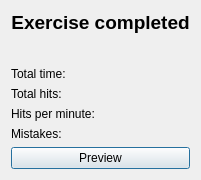
The window that ui/levelsummary.ui (Open-Typer/Open-Typer) describes before a commit, drawn with Qt 5.
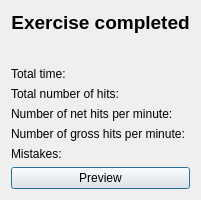
The same window after the commit.

Commit message: ui: levelsummary: Add number of gross hits per minute

The edit to the form file:
```diff
--- a/ui/levelsummary.ui
+++ b/ui/levelsummary.ui
@@ -17,7 +17,36 @@
    <property name="sizeConstraint">
     <enum>QLayout::SetFixedSize</enum>
    </property>
-   <item row="5" column="0">
+   <item row="4" column="0">
+    <widget class="QLabel" name="netHitsLabel">
+     <property name="sizePolicy">
+      <sizepolicy hsizetype="Preferred" vsizetype="Fixed">
+       <horstretch>0</horstretch>
+       <verstretch>0</verstretch>
+      </sizepolicy>
+     </property>
+     <property name="text">
+      <string>Number of net hits per minute:</string>
+     </property>
+     <property name="alignment">
+      <set>Qt::AlignLeading|Qt::AlignLeft|Qt::AlignTop</set>
+     </property>
+    </widget>
+   </item>
+   <item row="3" column="0">
+    <widget class="QLabel" name="hitsLabel">
+     <property name="sizePolicy">
+      <sizepolicy hsizetype="Preferred" vsizetype="Fixed">
+       <horstretch>0</horstretch>
+       <verstretch>0</verstretch>
+      </sizepolicy>
+     </property>
+     <property name="text">
+      <string>Total number of hits:</string>
+     </property>
+    </widget>
+   </item>
+   <item row="6" column="0">
     <widget class="QLabel" name="mistakesLabel">
      <property name="sizePolicy">
       <sizepolicy hsizetype="Preferred" vsizetype="Fixed">
@@ -61,7 +90,7 @@
      </property>
     </widget>
    </item>
-   <item row="6" column="0">
+   <item row="7" column="0">
     <widget class="QFrame" name="buttonsFrame">
      <property name="sizePolicy">
       <sizepolicy hsizetype="Preferred" vsizetype="Fixed">
@@ -113,22 +142,6 @@
      </layout>
     </widget>
    </item>
-   <item row="4" column="0">
-    <widget class="QLabel" name="hpmLabel">
-     <property name="sizePolicy">
-      <sizepolicy hsizetype="Preferred" vsizetype="Fixed">
-       <horstretch>0</horstretch>
-       <verstretch>0</verstretch>
-      </sizepolicy>
-     </property>
-     <property name="text">
-      <string>Hits per minute:</string>
-     </property>
-     <property name="alignment">
-      <set>Qt::AlignLeading|Qt::AlignLeft|Qt::AlignTop</set>
-     </property>
-    </widget>
-   </item>
    <item row="2" column="0">
     <widget class="QLabel" name="timeLabel">
      <property name="sizePolicy">
@@ -145,8 +158,8 @@
      </property>
     </widget>
    </item>
-   <item row="3" column="0">
-    <widget class="QLabel" name="hitsLabel">
+   <item row="5" column="0">
+    <widget class="QLabel" name="grossHitsLabel">
      <property name="sizePolicy">
       <sizepolicy hsizetype="Preferred" vsizetype="Fixed">
        <horstretch>0</horstretch>
@@ -154,7 +167,7 @@
       </sizepolicy>
      </property>
      <property name="text">
-      <string>Total hits:</string>
+      <string>Number of gross hits per minute:</string>
      </property>
     </widget>
    </item>
```
Left out of the diff: 1 changed line with no effect on the pictures.
